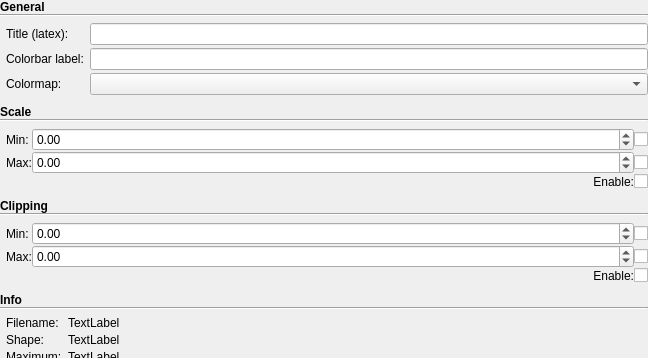
robbert-harms/MDT, file mdt/data/qt_designs/maps_visualizer/MapSpecificOptions.ui: the form before one commit; both pictures show x 0 to 648 and y 0 to 358 of the 648 by 564 pixel window.
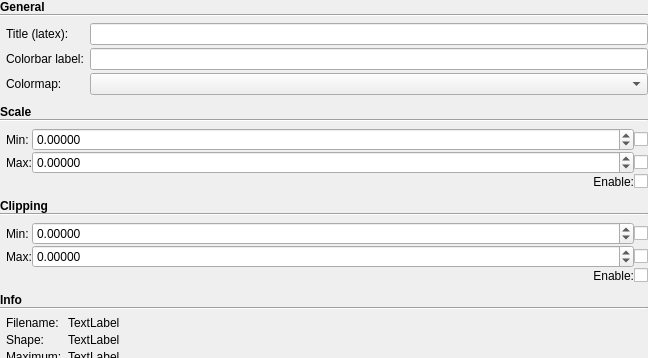
The form after the commit. Custom widgets are drawn as their Qt base class.

Commit message: Adds more decimals to the maps visualizer map limits

Patch:
```diff
--- a/mdt/data/qt_designs/maps_visualizer/MapSpecificOptions.ui
+++ b/mdt/data/qt_designs/maps_visualizer/MapSpecificOptions.ui
@@ -249,15 +249,18 @@
             </widget>
            </item>
            <item row="0" column="1">
-            <widget class="QDoubleSpinBoxDotSeperator" name="data_scale_min">
+            <widget class="QDoubleSpinBoxDotSeparator" name="data_scale_min">
              <property name="specialValueText">
               <string/>
              </property>
+             <property name="decimals">
+              <number>5</number>
+             </property>
              <property name="minimum">
-              <double>-9999999999.989999771118164</double>
+              <double>-10000000000.000000000000000</double>
              </property>
              <property name="maximum">
-              <double>9999999999.989999771118164</double>
+              <double>10000000000.000000000000000</double>
              </property>
              <property name="singleStep">
               <double>0.010000000000000</double>
@@ -265,12 +268,15 @@
             </widget>
            </item>
            <item row="2" column="1">
-            <widget class="QDoubleSpinBoxDotSeperator" name="data_scale_max">
+            <widget class="QDoubleSpinBoxDotSeparator" name="data_scale_max">
+             <property name="decimals">
+              <number>5</number>
+             </property>
              <property name="minimum">
-              <double>-9999999999.989999771118164</double>
+              <double>-10000000000.000000000000000</double>
              </property>
              <property name="maximum">
-              <double>9999999999.989999771118164</double>
+              <double>10000000000.000000000000000</double>
              </property>
              <property name="singleStep">
               <double>0.010000000000000</double>
@@ -560,7 +566,10 @@
             </widget>
            </item>
            <item row="0" column="1">
-            <widget class="QDoubleSpinBoxDotSeperator" name="data_clipping_min">
+            <widget class="QDoubleSpinBoxDotSeparator" name="data_clipping_min">
+             <property name="decimals">
+              <number>5</number>
+             </property>
              <property name="minimum">
               <double>-9999999999.989999771118164</double>
              </property>
@@ -573,7 +582,10 @@
             </widget>
            </item>
            <item row="1" column="1">
-            <widget class="QDoubleSpinBoxDotSeperator" name="data_clipping_max">
+            <widget class="QDoubleSpinBoxDotSeparator" name="data_clipping_max">
+             <property name="decimals">
+              <number>5</number>
+             </property>
              <property name="minimum">
               <double>-9999999999.989999771118164</double>
              </property>
@@ -628,7 +640,7 @@
    <container>1</container>
   </customwidget>
   <customwidget>
-   <class>QDoubleSpinBoxDotSeperator</class>
+   <class>QDoubleSpinBoxDotSeparator</class>
    <extends>QDoubleSpinBox</extends>
    <header>..widgets</header>
   </customwidget>
```
The commit also changes 5 other files.
